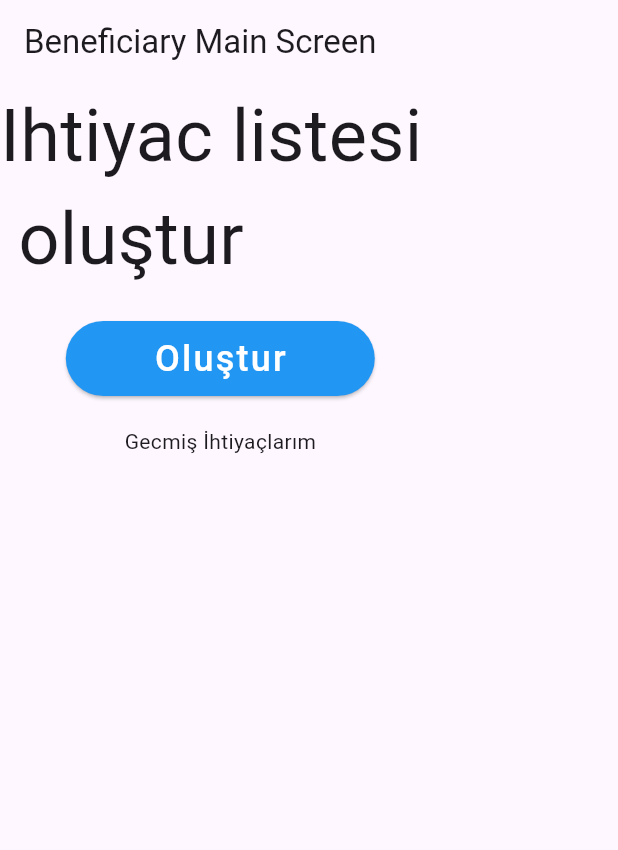
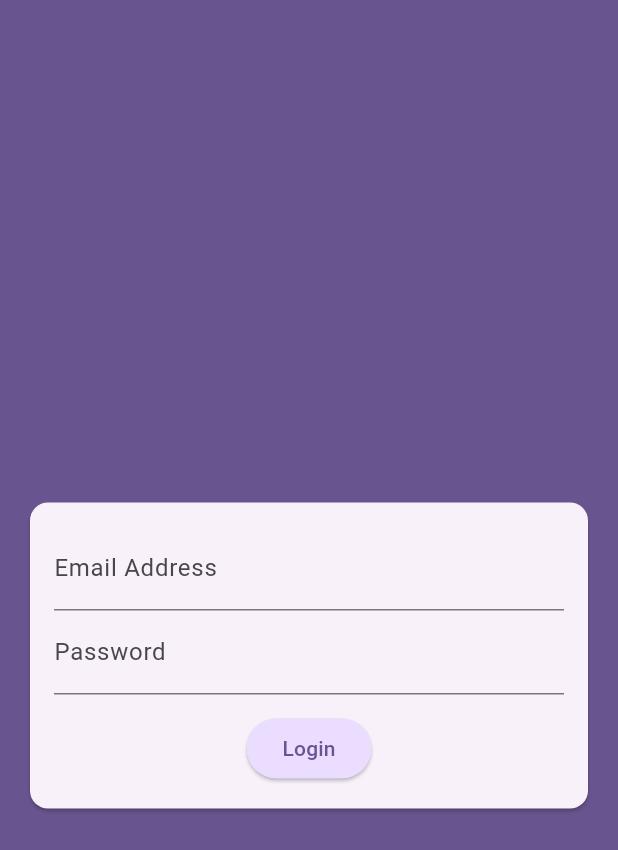
Before and after one commit to beratssert/genc-el, a Flutter app: the screen it shows after launch, on a phone screen of 412 x 824 dp. Shown: the top 850 px of the screen. Run offline on Flutter 3.47's test engine with Material 3 defaults, Android fonts, the phone set to English and light mode, and no system bars; our stand-ins replace dio, flutter_riverpod, flutter_secure_storage, jwt_decoder, shared_preferences.

Commit message:
feat: Implement user authentication flow, create user management screens, and enhance API error handling

```diff
--- a/frontend/lib/main.dart
+++ b/frontend/lib/main.dart
@@ -1,21 +1,55 @@
 import 'package:flutter/material.dart';
 import 'package:flutter_riverpod/flutter_riverpod.dart';
-import 'package:tdp_frontend/screens/beneficiary_screens/beneficiary_main_screen.dart';
+import 'package:tdp_frontend/models/user.dart';
+import 'package:tdp_frontend/screens/auth/auth_screen.dart';
+import 'package:tdp_frontend/screens/beneficiary/beneficiary_main_screen.dart';
+import 'package:tdp_frontend/screens/institution/admin_screen.dart';
+import 'package:tdp_frontend/screens/student/student_screen.dart';
+import 'package:tdp_frontend/services/storage_service.dart';
 import 'package:tdp_frontend/shared/theme.dart';
 
 void main() {
   runApp(const ProviderScope(child: MyApp()));
 }
 
-class MyApp extends StatelessWidget {
+/// A provider that checks if the user is already logged in
+/// Parses the token and the saved role
+final authInitProvider = FutureProvider<String?>((ref) async {
+  final storageService = ref.read(storageServiceProvider);
+  final token = await storageService.getToken();
+  if (token != null && token.isNotEmpty) {
+    final role = await storageService.getRole();
+    return role;
+  }
+  return null;
+});
+
+class MyApp extends ConsumerWidget {
   const MyApp({super.key});
 
   @override
-  Widget build(BuildContext context) {
+  Widget build(BuildContext context, WidgetRef ref) {
+    final authInitAsync = ref.watch(authInitProvider);
+
     return MaterialApp(
       debugShowCheckedModeBanner: false,
       theme: appTheme,
-      home: const BeneficiaryMainScreen(),
+      home: authInitAsync.when(
+        data: (roleString) {
+          if (roleString == Role.INSTITUTION_ADMIN.name) {
+            return const AdminScreen();
+          } else if (roleString == Role.STUDENT.name) {
+            return const StudentScreen();
+          } else if (roleString == Role.ELDERLY.name) {
+            return const BeneficiaryMainScreen();
+          } else {
+            return const AuthScreen();
+          }
+        },
+        loading: () =>
+            const Scaffold(body: Center(child: CircularProgressIndicator())),
+        error: (err, stack) => const AuthScreen(),
+      ),
     );
   }
 }
--- a/frontend/lib/models/user.dart
+++ b/frontend/lib/models/user.dart
@@ -14,9 +14,9 @@
 //     }
 
 enum Role {
-  elderly,
-  student,
-  institutionAdmin;
+  ELDERLY,
+  STUDENT,
+  INSTITUTION_ADMIN;
 
   static Role fromString(String role) {
     return Role.values.firstWhere((e) => e.name == role);
--- /dev/null
+++ b/frontend/lib/screens/auth/auth_screen.dart
@@ -0,0 +1,190 @@
+import 'package:flutter/material.dart';
+import 'package:flutter_riverpod/flutter_riverpod.dart';
+import 'package:tdp_frontend/models/user.dart';
+import 'package:tdp_frontend/repositories/auth_repo.dart';
+import 'package:tdp_frontend/screens/beneficiary/beneficiary_main_screen.dart';
+import 'package:tdp_frontend/screens/institution/admin_screen.dart';
+import 'package:tdp_frontend/screens/student/student_screen.dart';
+import 'package:tdp_frontend/services/storage_service.dart';
+
+class AuthScreen extends ConsumerStatefulWidget {
+  const AuthScreen({super.key});
+
+  @override
+  ConsumerState<AuthScreen> createState() {
+    return _AuthScreenState();
+  }
+}
+
+class _AuthScreenState extends ConsumerState<AuthScreen> {
+  final _form = GlobalKey<FormState>();
+
+  var _enteredEmail = '';
+  var _enteredPassword = '';
+  var _isAuthenticating = false;
+
+  void _submit() async {
+    final isValid = _form.currentState!.validate();
+
+    if (!isValid) {
+      // show error message ...
+      return;
+    }
+
+    _form.currentState!.save();
+
+    try {
+      setState(() {
+        _isAuthenticating = true;
+      });
+
+      // Call auth repository
+      final authRepo = ref.read(authRepositoryProvider);
+      final response = await authRepo.login(_enteredEmail, _enteredPassword);
+
+      // Save token and role if available
+      final storageService = ref.read(storageServiceProvider);
+
+      // Expected backend response structure: {"token": "...", "role": "..."}
+      // Or similar. We will save what we can find.
+      if (response['token'] != null) {
+        await storageService.saveToken(response['token']);
+      } else if (response['accessToken'] != null) {
+        await storageService.saveToken(response['accessToken']);
+      }
+
+      if (response['role'] != null) {
+        await storageService.saveRole(response['role'].toString());
+      }
+
+      if (mounted) {
+        ScaffoldMessenger.of(context).clearSnackBars();
+        ScaffoldMessenger.of(
+          context,
+        ).showSnackBar(const SnackBar(content: Text('Login successful!')));
+      }
+
+      final roleString = response['role']?.toString();
+
+      if (roleString == Role.INSTITUTION_ADMIN.name) {
+        Navigator.of(context).pushReplacement(
+          MaterialPageRoute(builder: (context) => const AdminScreen()),
+        );
+      } else if (roleString == Role.STUDENT.name) {
+        Navigator.of(context).pushReplacement(
+          MaterialPageRoute(builder: (context) => const StudentScreen()),
+        );
+      } else if (roleString == Role.ELDERLY.name) {
+        Navigator.of(context).pushReplacement(
+          MaterialPageRoute(
+            builder: (context) => const BeneficiaryMainScreen(),
+          ),
+        );
+      }
+    } on Exception catch (error) {
+      if (mounted) {
+        ScaffoldMessenger.of(context).clearSnackBars();
+        ScaffoldMessenger.of(context).showSnackBar(
+          SnackBar(
+            content: Text(error.toString().replaceAll('Exception: ', '')),
+          ),
+        );
+      }
+    } finally {
+      if (mounted) {
+        setState(() {
+          _isAuthenticating = false;
+        });
+      }
+    }
+  }
+
+  @override
+  Widget build(BuildContext context) {
+    return Scaffold(
+      backgroundColor: Theme.of(context).colorScheme.primary,
+      body: Center(
+        child: SingleChildScrollView(
+          child: Column(
+            mainAxisAlignment: MainAxisAlignment.center,
+            children: [
+              Container(
+                margin: const EdgeInsets.only(
+                  top: 30,
+                  bottom: 20,
+                  left: 20,
+                  right: 20,
+                ),
+                width: 200,
+              ),
+              Card(
+                margin: const EdgeInsets.all(20),
+                child: SingleChildScrollView(
+                  child: Padding(
+                    padding: const EdgeInsets.all(16),
+                    child: Form(
+                      key: _form,
+                      child: Column(
+                        mainAxisSize: MainAxisSize.min,
+                        children: [
+                          TextFormField(
+                            decoration: const InputDecoration(
+                              labelText: 'Email Address',
+                            ),
+                            keyboardType: TextInputType.emailAddress,
+                            autocorrect: false,
+                            textCapitalization: TextCapitalization.none,
+                            validator: (value) {
+                              if (value == null ||
+                                  value.trim().isEmpty ||
+                                  !value.contains('@')) {
+                                return 'Please enter a valid email address.';
+                              }
+
+                              return null;
+                            },
+                            onSaved: (value) {
+                              _enteredEmail = value!;
+                            },
+                          ),
+                          TextFormField(
+                            decoration: const InputDecoration(
+                              labelText: 'Password',
+                            ),
+                            obscureText: true,
+                            validator: (value) {
+                              if (value == null || value.trim().length < 3) {
+                                return 'Password must be at least 6 characters long.';
+                              }
+                              return null;
+                            },
+                            onSaved: (value) {
+                              _enteredPassword = value!;
+                            },
+                          ),
+                          const SizedBox(height: 12),
+                          if (_isAuthenticating)
+                            const CircularProgressIndicator(),
+                          if (!_isAuthenticating)
+                            ElevatedButton(
+                              onPressed: _submit,
+                              style: ElevatedButton.styleFrom(
+                                backgroundColor: Theme.of(
+                                  context,
+                                ).colorScheme.primaryContainer,
+                              ),
+                              child: const Text('Login'),
+                            ),
+                        ],
+                      ),
+                    ),
+                  ),
+                ),
+              ),
+            ],
+          ),
+        ),
+      ),
+    );
+  }
+}
--- a/frontend/lib/shared/api_url.dart
+++ b/frontend/lib/shared/api_url.dart
@@ -1,6 +1,6 @@
 class ApiUrl {
   static const String baseUrl =
-      'http://10.0.2.2:8080'; // Common local dev URL for Android emulator, change as needed
+      'http://localhost:8080'; // Common local dev URL for Android emulator, change as needed
 
   //Auth
   static const String login = '/api/v1/auth/login';
--- a/frontend/pubspec.yaml
+++ b/frontend/pubspec.yaml
@@ -38,6 +38,7 @@ dependencies:
   dio: ^5.9.1
   flutter_secure_storage: ^10.0.0
   shared_preferences: ^2.5.4
+  jwt_decoder: ^2.0.1
 
 dev_dependencies:
   flutter_test:
```
Also changed, not shown: frontend/lib/models/create_user_request.dart (added, +45 -0 lines), frontend/lib/repositories/auth_repo.dart (+12 -2 lines), frontend/lib/repositories/institution_repo.dart (+25 -5 lines), frontend/lib/screens/institution/admin_screen.dart (added, +64 -0 lines), frontend/lib/screens/institution/create_user.dart (added, +207 -0 lines), frontend/lib/screens/institution/members_list.dart (added, +50 -0 lines), frontend/lib/screens/student/student_screen.dart (added, +34 -0 lines), frontend/lib/services/api_service.dart (+17 -3 lines), frontend/lib/screens/beneficiary/beneficiary_create_list.dart (renamed from frontend/lib/screens/beneficiary_screens/beneficiary_create_list.dart), frontend/lib/screens/beneficiary/beneficiary_main_screen.dart (renamed from frontend/lib/screens/beneficiary_screens/beneficiary_main_screen.dart).
